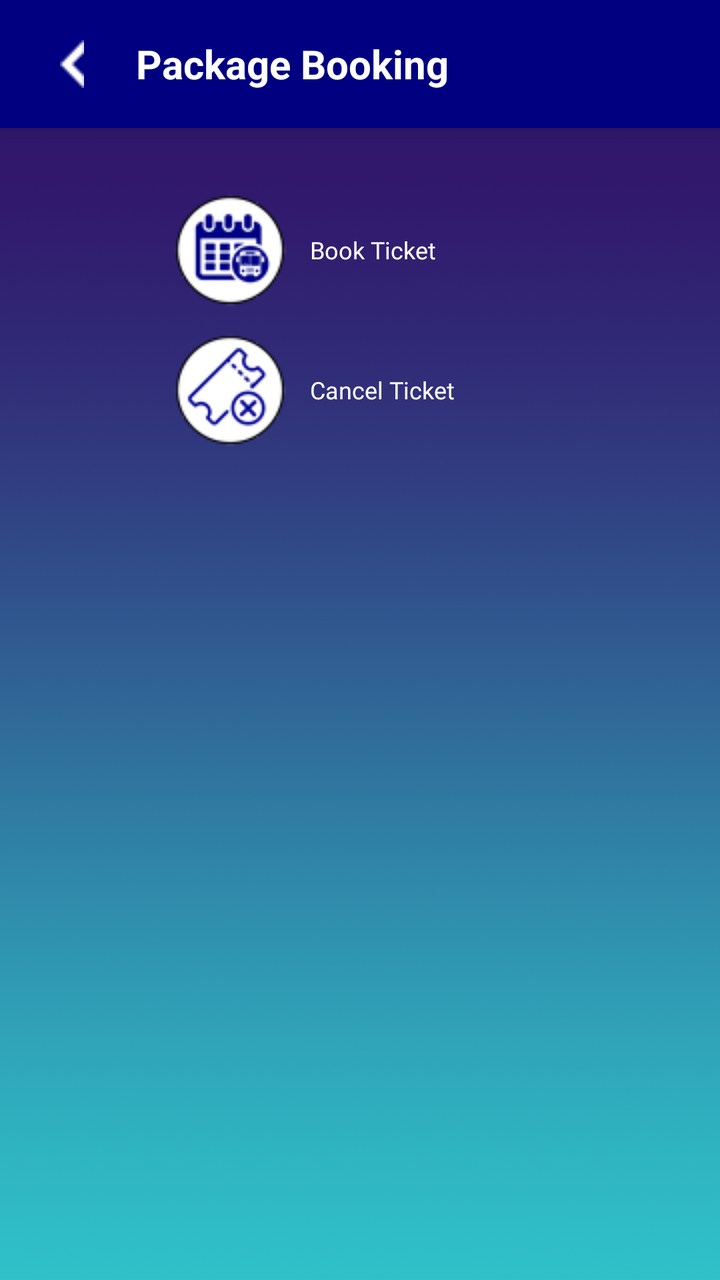
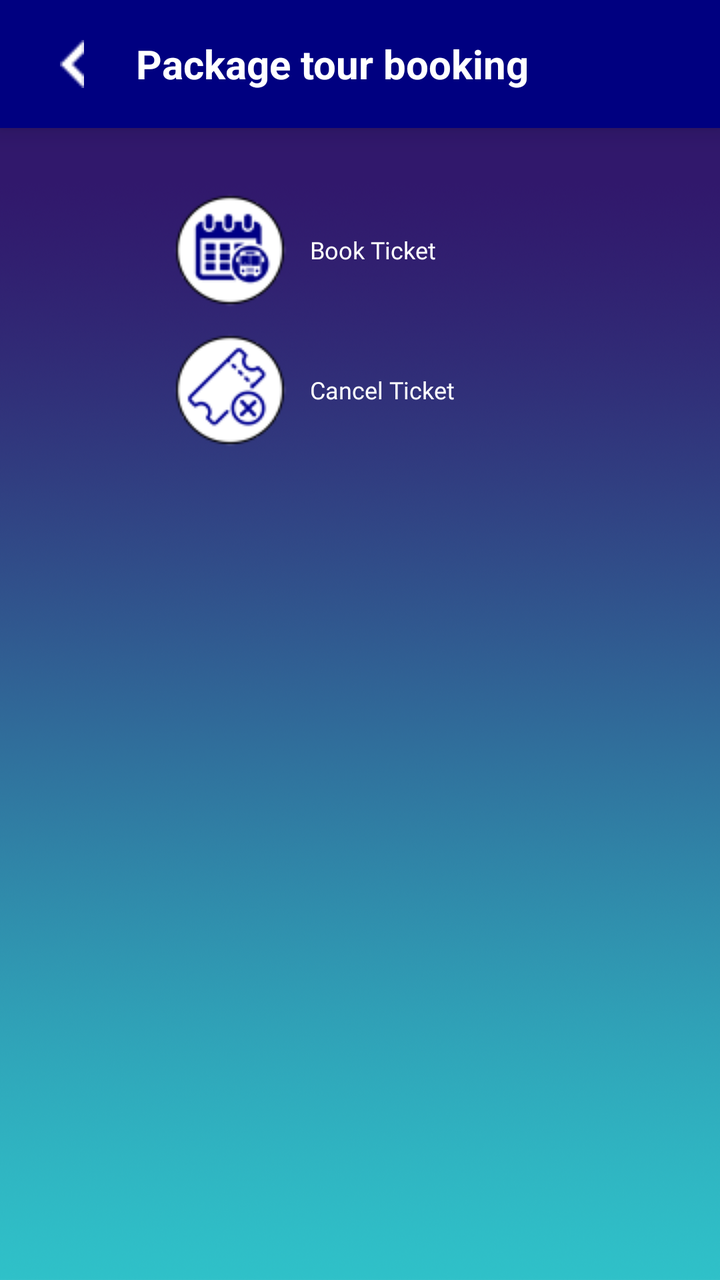

An Android layout rendered at two revisions. The XML below is the earlier revision; the diff shows what the commit changed to produce the second picture.
<!-- AndroidManifest.xml: application theme AppTheme.NoActionBar -->
<!-- res/layout/activity_package_booking_home.xml -->
<?xml version="1.0" encoding="utf-8"?>
<LinearLayout xmlns:android="http://schemas.android.com/apk/res/android"
    xmlns:app="http://schemas.android.com/apk/res-auto"
    android:layout_width="match_parent"
    android:layout_height="match_parent"
    android:orientation="vertical"
    android:background="@drawable/background_img">

    
    <LinearLayout
        android:id="@+id/customHeader"
        android:layout_width="match_parent"
        android:layout_height="64dp"
        android:background="@color/naviy"
        android:orientation="horizontal"
        android:gravity="center_vertical"
        android:elevation="8dp"
        android:paddingStart="20dp"
        android:paddingEnd="20dp"
        android:paddingTop="8dp"
        android:paddingBottom="8dp">

        <ImageView
            android:id="@+id/backButton"
            android:layout_width="32dp"
            android:layout_height="32dp"
            android:src="@drawable/left"
            android:background="?attr/selectableItemBackgroundBorderless"
            android:contentDescription="Back"
            android:padding="4dp"
            app:tint="@android:color/white" />

        <TextView
            android:id="@+id/headerTitle"
            android:layout_width="wrap_content"
            android:layout_height="wrap_content"
            android:text="Package Booking"
            android:textSize="20sp"
            android:textStyle="bold"
            android:textColor="@android:color/white"
            android:layout_marginStart="16dp" />
    </LinearLayout>

    <LinearLayout
        android:id="@+id/content"
        android:layout_width="match_parent"
        android:layout_height="wrap_content"
        android:orientation="vertical"
        android:paddingTop="10dp">

        
        <androidx.recyclerview.widget.RecyclerView
            android:id="@+id/packageResult"
            android:layout_width="match_parent"
            android:layout_height="wrap_content"
            android:layout_margin="0dp"
            android:visibility="gone" />

        
        <LinearLayout
            android:layout_width="match_parent"
            android:layout_height="wrap_content"
            android:orientation="vertical"
            android:gravity="center_horizontal"
            android:layout_marginTop="16dp">

            <LinearLayout
                android:id="@+id/bookTicket"
                android:layout_width="200dp"
                android:layout_height="wrap_content"
                android:layout_gravity="center"
                android:orientation="horizontal"
                android:padding="5dp">


                <ImageView
                    android:layout_width="wrap_content"
                    android:layout_height="wrap_content"
                    android:gravity="center"
                    android:src="@drawable/advancebooking_icon"  />

                <TextView
                    android:layout_width="match_parent"
                    android:layout_height="wrap_content"
                    android:layout_gravity="center"
                    android:fontFamily="@font/gotham"
                    android:paddingLeft="10dp"
                    android:text="Book Ticket"
                    android:textAppearance="?android:attr/textAppearanceSmall"
                    android:textColor="@color/white"
                    android:textSize="12dp"
                    android:textStyle="normal" />

            </LinearLayout>


            <LinearLayout
                android:id="@+id/cancelTicket"
                android:layout_width="200dp"
                android:layout_height="wrap_content"
                android:layout_gravity="center"
                android:orientation="horizontal"
                android:padding="5dp">

                <ImageView
                    android:layout_width="wrap_content"
                    android:layout_height="wrap_content"
                    android:gravity="center"
                    android:src="@drawable/cancelticket_icon" />



                <TextView
                    android:id="@+id/textViewTrack_ticket"
                    android:layout_width="match_parent"
                    android:layout_height="wrap_content"
                    android:layout_gravity="center"
                    android:fontFamily="@font/gotham"
                    android:paddingLeft="10dp"
                    android:text="Cancel Ticket"
                    android:textAppearance="?android:attr/textAppearanceSmall"
                    android:textColor="@color/white"
                    android:textSize="12dp"
                    android:textStyle="normal" />

            </LinearLayout>

        </LinearLayout>

    </LinearLayout>


</LinearLayout>
<!-- resources referenced by this layout -->
<resources>
  <color name="naviy">#000080</color>
  <color name="white">#FFFFFF</color>
  <!-- drawable advancebooking_icon: png bitmap (drawable, 4253 bytes) -->
  <!-- drawable background_img: png bitmap (drawable-sw720dp, 391260 bytes) -->
  <!-- drawable cancelticket_icon: png bitmap (drawable, 3654 bytes) -->
  <!-- drawable left: png bitmap (drawable, 330 bytes) -->
  <style name="AppTheme.NoActionBar">
          <item name="windowActionBar">false</item>
          <item name="windowNoTitle">true</item>
      </style>
</resources>

<!-- the commit's change to res/layout/activity_package_booking_home.xml (unified diff, before → after) -->
@@ -34,7 +34,7 @@
             android:id="@+id/headerTitle"
             android:layout_width="wrap_content"
             android:layout_height="wrap_content"
-            android:text="Package Booking"
+            android:text="Package tour booking"
             android:textSize="20sp"
             android:textStyle="bold"
             android:textColor="@android:color/white"
